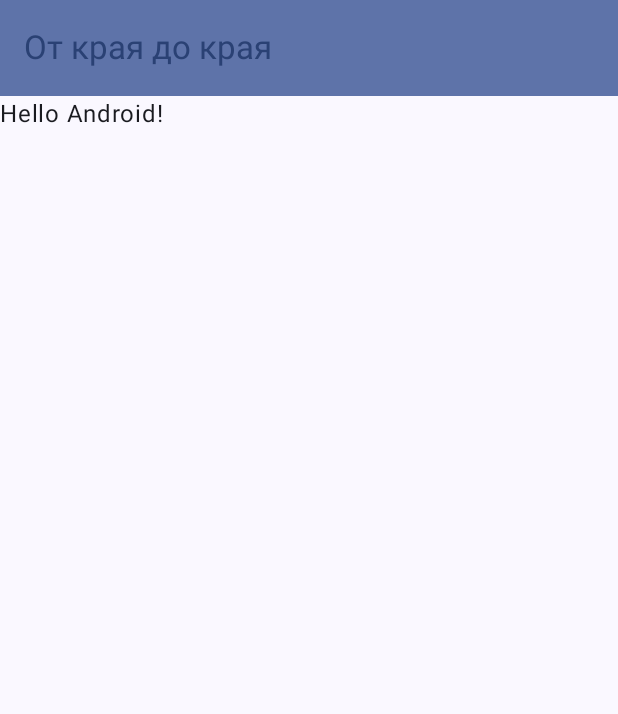
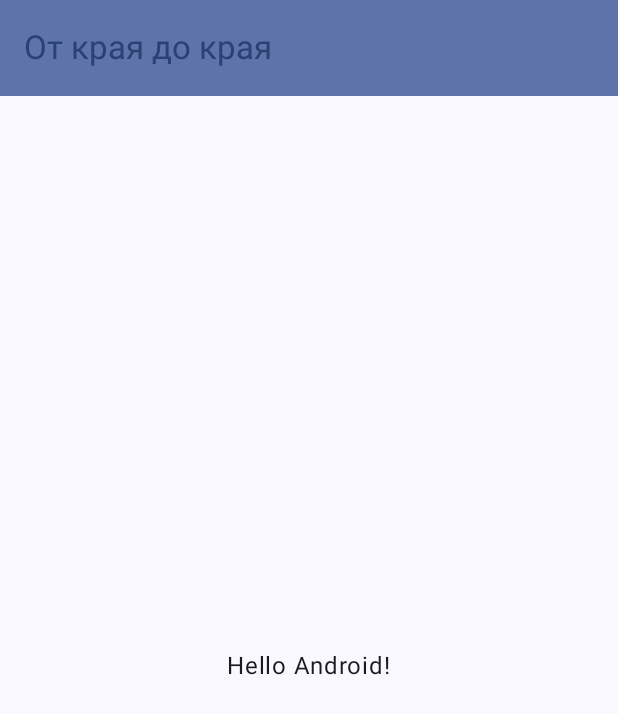
Before and after one commit to orlovanton01/PermTravel, an Android app built with Jetpack Compose: the screen it shows after launch (MainActivity), on a phone screen of 412 x 824 dp. Shown: the top 714 px of the screen. Run offline under Robolectric (Android 15) with nearby library versions, the phone set to English and light mode, and no system bars.

Commit message:
Размещение контента по центру экрана

```diff
--- a/app/src/main/java/ru/mobile/permtravel/MainActivity.kt
+++ b/app/src/main/java/ru/mobile/permtravel/MainActivity.kt
@@ -4,6 +4,8 @@ import android.os.Bundle
 import androidx.activity.ComponentActivity
 import androidx.activity.compose.setContent
 import androidx.activity.enableEdgeToEdge
+import androidx.compose.foundation.layout.Box
+import androidx.compose.foundation.layout.fillMaxSize
 import androidx.compose.foundation.layout.padding
 import androidx.compose.material3.ExperimentalMaterial3Api
 import androidx.compose.material3.MaterialTheme
@@ -12,6 +14,7 @@ import androidx.compose.material3.Text
 import androidx.compose.material3.TopAppBar
 import androidx.compose.material3.TopAppBarDefaults
 import androidx.compose.runtime.Composable
+import androidx.compose.ui.Alignment
 import androidx.compose.ui.Modifier
 import androidx.compose.ui.tooling.preview.Preview
 import ru.mobile.permtravel.ui.theme.PermTravelTheme
@@ -44,7 +47,12 @@ fun MainPage() {
             )
         },
     ) { innerPadding ->
-        Greeting("Android", modifier = Modifier.padding(innerPadding))
+        Box(
+            contentAlignment = Alignment.Center,
+            modifier = Modifier.fillMaxSize()
+        ){
+            Greeting("Android", modifier = Modifier.padding(innerPadding))
+        }
     }
 }
 
```
